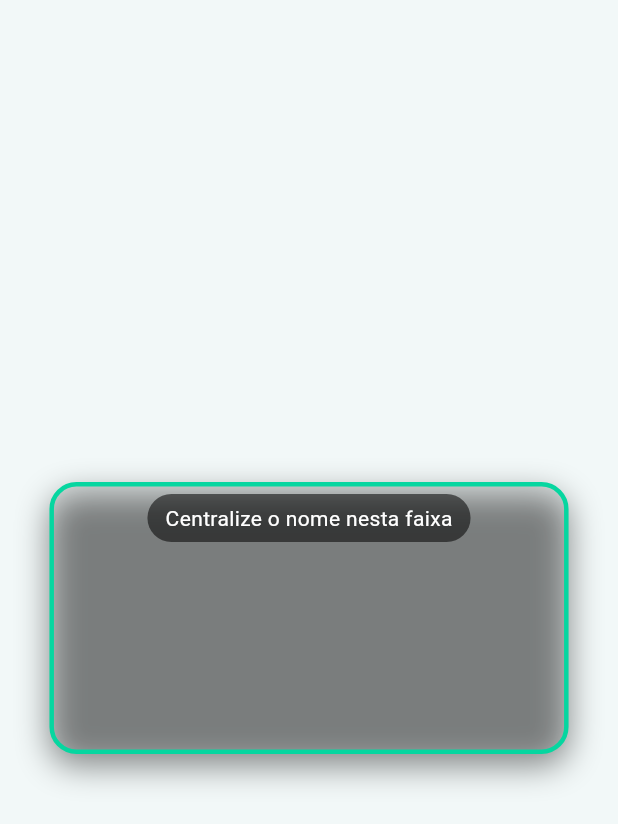
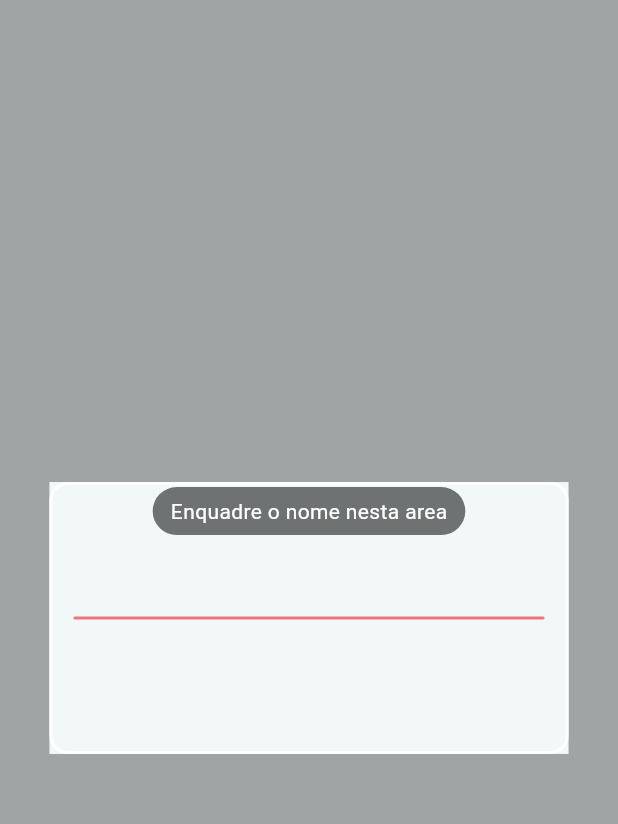
Before and after one commit to Mateus-Gabardo/encomendas, a Flutter app: the _NameGuideOverlay widget shown alone on an empty page, opened directly, on a phone screen of 412 x 824 dp. Shown: the top 824 px of the screen. Run offline on Flutter 3.47's test engine with Material 3 defaults, Android fonts, the phone set to English and light mode, and no system bars; our stand-ins replace bloc_concurrency, camera, flutter_bloc, share_plus; missing offline and left inert: google_mlkit_text_recognition.

Commit message:
Ajusta OCR captura e retencao de fotos

```diff
--- a/lib/features/capture/presentation/capture_screen.dart
+++ b/lib/features/capture/presentation/capture_screen.dart
@@ -8,7 +8,9 @@ import '../../delivery_lists/domain/delivery_models.dart';
 import 'capture_bloc.dart';
 
 class CaptureScreen extends StatefulWidget {
-  const CaptureScreen({super.key});
+  const CaptureScreen({super.key, required this.canReturnToReview});
+
+  final bool canReturnToReview;
 
   @override
   State<CaptureScreen> createState() => _CaptureScreenState();
@@ -112,9 +114,19 @@ class _CaptureScreenState extends State<CaptureScreen>
   }
 
   void _finish() {
-    if (_capturedCount == 0 || _finishing) return;
+    final hasItems = context.read<CaptureBloc>().state.list.items.isNotEmpty;
+    if (!hasItems || _finishing) return;
     setState(() => _finishing = true);
     context.read<CaptureBloc>().add(const CaptureFinished());
+  }
+
+  void _close() {
+    if (widget.canReturnToReview) {
+      FocusScope.of(context).unfocus();
+      context.read<CaptureBloc>().add(const CaptureCanceled());
+      return;
+    }
+    Navigator.pop(context);
   }
 
   void _syncLastItem(CaptureState state) {
@@ -207,9 +219,14 @@ class _CaptureScreenState extends State<CaptureScreen>
                 left: 12,
                 right: 12,
                 child: _CaptureTopBar(
-                  canFinish: _capturedCount > 0,
+                  canFinish: context
+                      .watch<CaptureBloc>()
+                      .state
+                      .list
+                      .items
+                      .isNotEmpty,
                   finishing: _finishing,
-                  onClose: () => Navigator.pop(context),
+                  onClose: _close,
                   onFinish: _finish,
                 ),
               ),
@@ -428,44 +445,92 @@ class _NameGuideOverlay extends StatelessWidget {
   @override
   Widget build(BuildContext context) {
     return IgnorePointer(
-      child: Center(
-        child: FractionallySizedBox(
-          widthFactor: .84,
-          heightFactor: .22,
-          child: DecoratedBox(
-            decoration: BoxDecoration(
-              color: Colors.black.withValues(alpha: .08),
-              border: Border.all(color: const Color(0xff06d6a0), width: 3),
-              borderRadius: BorderRadius.circular(18),
-              boxShadow: const [
-                BoxShadow(
-                  color: Colors.black45,
-                  blurRadius: 18,
-                  offset: Offset(0, 8),
+      child: LayoutBuilder(
+        builder: (context, constraints) {
+          final guideWidth = constraints.maxWidth * .84;
+          final guideHeight = constraints.maxHeight * .22;
+          final horizontalMask = (constraints.maxWidth - guideWidth) / 2;
+          final verticalMask = (constraints.maxHeight - guideHeight) / 2;
+          final maskColor = Colors.black.withValues(alpha: .34);
+          return Stack(
+            children: [
+              Positioned(
+                left: 0,
+                right: 0,
+                top: 0,
+                height: verticalMask,
+                child: ColoredBox(color: maskColor),
+              ),
+              Positioned(
+                left: 0,
+                right: 0,
+                bottom: 0,
+                height: verticalMask,
+                child: ColoredBox(color: maskColor),
+              ),
+              Positioned(
+                left: 0,
+                top: verticalMask,
+                width: horizontalMask,
+                height: guideHeight,
+                child: ColoredBox(color: maskColor),
+              ),
+              Positioned(
+                right: 0,
+                top: verticalMask,
+                width: horizontalMask,
+                height: guideHeight,
+                child: ColoredBox(color: maskColor),
+              ),
+              Center(
+                child: SizedBox(
+                  width: guideWidth,
+                  height: guideHeight,
+                  child: Stack(
+                    children: [
+                      Positioned.fill(
+                        child: DecoratedBox(
+                          decoration: BoxDecoration(
+                            border: Border.all(color: Colors.white, width: 2),
+                            borderRadius: BorderRadius.circular(12),
+                          ),
+                        ),
+                      ),
+                      Center(
+                        child: Container(
+                          height: 2,
+                          margin: const EdgeInsets.symmetric(horizontal: 16),
+                          decoration: BoxDecoration(
+                            color: const Color(
+                              0xffef4444,
+                            ).withValues(alpha: .72),
+                            borderRadius: BorderRadius.circular(2),
+                          ),
+                        ),
+                      ),
+                    ],
+                  ),
                 ),
-              ],
-            ),
-            child: const Align(
-              alignment: Alignment.topCenter,
-              child: Padding(
-                padding: EdgeInsets.all(8),
+              ),
+              Align(
+                alignment: const Alignment(0, -.18),
                 child: DecoratedBox(
-                  decoration: BoxDecoration(
+                  decoration: const BoxDecoration(
                     color: Colors.black54,
                     borderRadius: BorderRadius.all(Radius.circular(20)),
                   ),
-                  child: Padding(
+                  child: const Padding(
                     padding: EdgeInsets.symmetric(horizontal: 12, vertical: 6),
                     child: Text(
-                      'Centralize o nome nesta faixa',
+                      'Enquadre o nome nesta area',
                       style: TextStyle(color: Colors.white),
                     ),
                   ),
                 ),
               ),
-            ),
-          ),
-        ),
+            ],
+          );
+        },
       ),
     );
   }
```
Also changed, not shown: lib/features/capture/data/ocr_service.dart (+2 -18 lines), lib/features/capture/presentation/capture_bloc.dart (+43 -6 lines), lib/features/delivery_lists/data/local_delivery_repository.dart (+12 -2 lines), lib/features/delivery_lists/presentation/delivery_flow_screen.dart (+5 -2 lines), lib/features/delivery_lists/presentation/home_screen.dart (+5 -3 lines), 2 other files.
